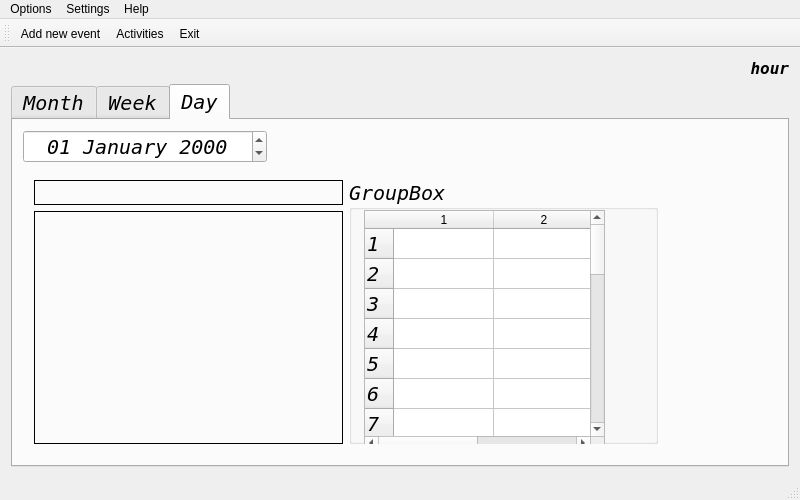
Old version of the form mainwindow.ui in the repository AdriannaUrbanska/CalendarApp.
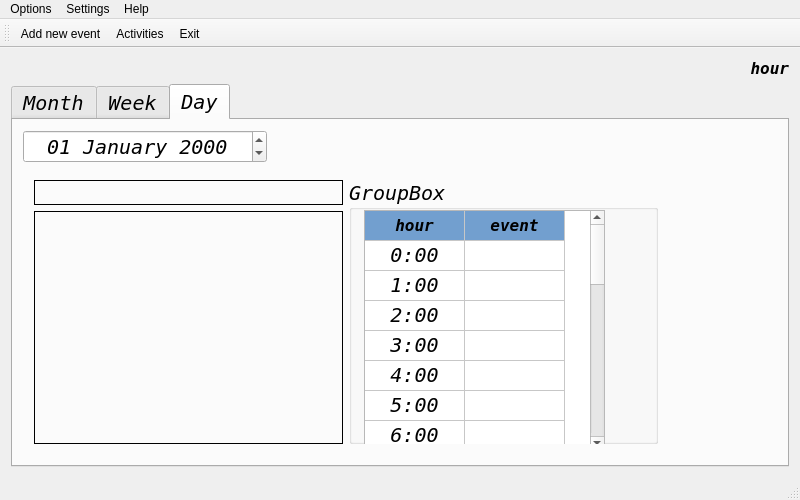
New version of the form. Icons and pictures are not drawn.

Commit message: some table's properties changed

```diff
--- a/mainwindow.ui
+++ b/mainwindow.ui
@@ -646,12 +646,45 @@
               <height>241</height>
              </rect>
             </property>
+            <property name="verticalScrollBarPolicy">
+             <enum>Qt::ScrollBarAsNeeded</enum>
+            </property>
+            <property name="horizontalScrollBarPolicy">
+             <enum>Qt::ScrollBarAsNeeded</enum>
+            </property>
+            <property name="autoScroll">
+             <bool>true</bool>
+            </property>
+            <property name="dragDropMode">
+             <enum>QAbstractItemView::NoDragDrop</enum>
+            </property>
+            <property name="showGrid">
+             <bool>true</bool>
+            </property>
+            <property name="sortingEnabled">
+             <bool>false</bool>
+            </property>
+            <property name="wordWrap">
+             <bool>true</bool>
+            </property>
+            <property name="cornerButtonEnabled">
+             <bool>true</bool>
+            </property>
             <property name="rowCount">
-             <number>24</number>
+             <number>25</number>
             </property>
             <property name="columnCount">
              <number>2</number>
             </property>
+            <attribute name="horizontalHeaderVisible">
+             <bool>false</bool>
+            </attribute>
+            <attribute name="horizontalHeaderCascadingSectionResizes">
+             <bool>true</bool>
+            </attribute>
+            <attribute name="verticalHeaderVisible">
+             <bool>false</bool>
+            </attribute>
             <row/>
             <row/>
             <row/>
@@ -676,8 +709,253 @@
             <row/>
             <row/>
             <row/>
+            <row/>
             <column/>
             <column/>
+            <item row="0" column="0">
+             <property name="text">
+              <string>hour</string>
+             </property>
+             <property name="font">
+              <font>
+               <family>DejaVu Sans Mono</family>
+               <pointsize>12</pointsize>
+               <weight>75</weight>
+               <italic>true</italic>
+               <bold>true</bold>
+              </font>
+             </property>
+             <property name="textAlignment">
+              <set>AlignCenter</set>
+             </property>
+             <property name="background">
+              <brush brushstyle="SolidPattern">
+               <color alpha="255">
+                <red>114</red>
+                <green>159</green>
+                <blue>207</blue>
+               </color>
+              </brush>
+             </property>
+            </item>
+            <item row="0" column="1">
+             <property name="text">
+              <string>event</string>
+             </property>
+             <property name="font">
+              <font>
+               <family>DejaVu Sans Mono</family>
+               <pointsize>12</pointsize>
+               <weight>75</weight>
+               <italic>true</italic>
+               <bold>true</bold>
+              </font>
+             </property>
+             <property name="textAlignment">
+              <set>AlignCenter</set>
+             </property>
+             <property name="background">
+              <brush brushstyle="SolidPattern">
+               <color alpha="255">
+                <red>114</red>
+                <green>159</green>
+                <blue>207</blue>
+               </color>
+              </brush>
+             </property>
+            </item>
+            <item row="1" column="0">
+             <property name="text">
+              <string>0:00</string>
+             </property>
+             <property name="textAlignment">
+              <set>AlignCenter</set>
+             </property>
+            </item>
+            <item row="2" column="0">
+             <property name="text">
+              <string>1:00</string>
+             </property>
+             <property name="textAlignment">
+              <set>AlignCenter</set>
+             </property>
+            </item>
+            <item row="3" column="0">
+             <property name="text">
+              <string>2:00</string>
+             </property>
+             <property name="textAlignment">
+              <set>AlignCenter</set>
+             </property>
+            </item>
+            <item row="4" column="0">
+             <property name="text">
+              <string>3:00</string>
+             </property>
+             <property name="textAlignment">
+              <set>AlignCenter</set>
+             </property>
+            </item>
+            <item row="5" column="0">
+             <property name="text">
+              <string>4:00</string>
+             </property>
+             <property name="textAlignment">
+              <set>AlignCenter</set>
+             </property>
+            </item>
+            <item row="6" column="0">
+             <property name="text">
+              <string>5:00</string>
+             </property>
+             <property name="textAlignment">
+              <set>AlignCenter</set>
+             </property>
+            </item>
+            <item row="7" column="0">
+             <property name="text">
+              <string>6:00</string>
+             </property>
+             <property name="textAlignment">
+              <set>AlignCenter</set>
+             </property>
+            </item>
+            <item row="8" column="0">
+             <property name="text">
+              <string>7:00</string>
+             </property>
+             <property name="textAlignment">
+              <set>AlignCenter</set>
+             </property>
+            </item>
+            <item row="9" column="0">
+             <property name="text">
+              <string>8:00</string>
+             </property>
+             <property name="textAlignment">
+              <set>AlignCenter</set>
+             </property>
+            </item>
+            <item row="10" column="0">
+             <property name="text">
+              <string>9:00</string>
+             </property>
+             <property name="textAlignment">
+              <set>AlignCenter</set>
+             </property>
+            </item>
+            <item row="11" column="0">
+             <property name="text">
+              <string>10:00</string>
+             </property>
+             <property name="textAlignment">
+              <set>AlignCenter</set>
+             </property>
+            </item>
+            <item row="12" column="0">
+             <property name="text">
+              <string>11:00</string>
+             </property>
+             <property name="textAlignment">
+              <set>AlignCenter</set>
+             </property>
+            </item>
+            <item row="13" column="0">
+             <property name="text">
+              <string>12:00</string>
+             </property>
+             <property name="textAlignment">
+              <set>AlignCenter</set>
+             </property>
+            </item>
+            <item row="14" column="0">
+             <property name="text">
+              <string>13:00</string>
+             </property>
+             <property name="textAlignment">
+              <set>AlignCenter</set>
+             </property>
+            </item>
+            <item row="15" column="0">
+             <property name="text">
+              <string>14:00</string>
+             </property>
+             <property name="textAlignment">
+              <set>AlignCenter</set>
+             </property>
+            </item>
+            <item row="16" column="0">
+             <property name="text">
+              <string>15:00</string>
+             </property>
+             <property name="textAlignment">
+              <set>AlignCenter</set>
+             </property>
+            </item>
+            <item row="17" column="0">
+             <property name="text">
+              <string>16:00</string>
+             </property>
+             <property name="textAlignment">
+              <set>AlignCenter</set>
+             </property>
+            </item>
+            <item row="18" column="0">
+             <property name="text">
+              <string>17:00</string>
+             </property>
+             <property name="textAlignment">
+              <set>AlignCenter</set>
+             </property>
+            </item>
+            <item row="19" column="0">
+             <property name="text">
+              <string>18:00</string>
+             </property>
+             <property name="textAlignment">
+              <set>AlignCenter</set>
+             </property>
+            </item>
+            <item row="20" column="0">
+             <property name="text">
+              <string>19:00</string>
+             </property>
+             <property name="textAlignment">
+              <set>AlignCenter</set>
+             </property>
+            </item>
+            <item row="21" column="0">
+             <property name="text">
+              <string>20:00</string>
+             </property>
+             <property name="textAlignment">
+              <set>AlignCenter</set>
+             </property>
+            </item>
+            <item row="22" column="0">
+             <property name="text">
+              <string>21:00</string>
+             </property>
+             <property name="textAlignment">
+              <set>AlignCenter</set>
+             </property>
+            </item>
+            <item row="23" column="0">
+             <property name="text">
+              <string>22:00</string>
+             </property>
+             <property name="textAlignment">
+              <set>AlignCenter</set>
+             </property>
+            </item>
+            <item row="24" column="0">
+             <property name="text">
+              <string>23:00</string>
+             </property>
+             <property name="textAlignment">
+              <set>AlignCenter</set>
+             </property>
+            </item>
            </widget>
           </widget>
          </item>
```
Left out of the diff: 2 changed lines with no effect on the pictures.
